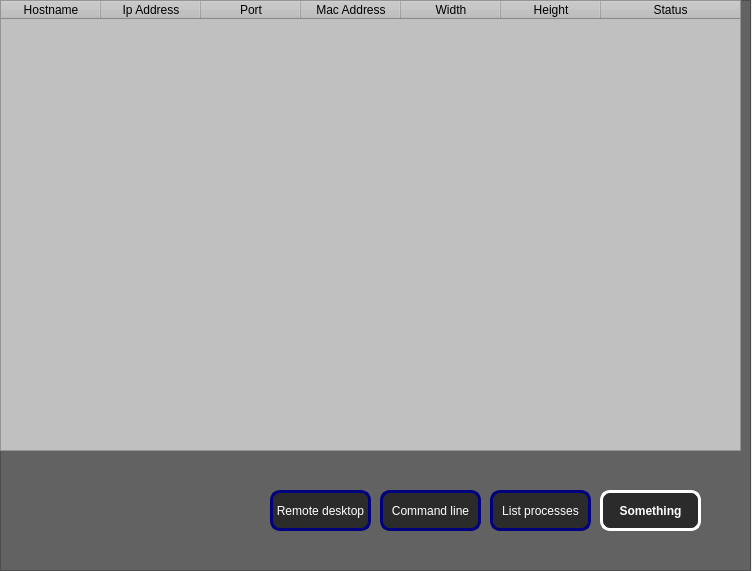
Above: RAT_FinalProject/Server/UI/MainWindow.ui from dnTTT/FinalProject before the change. Below: the same form after it.
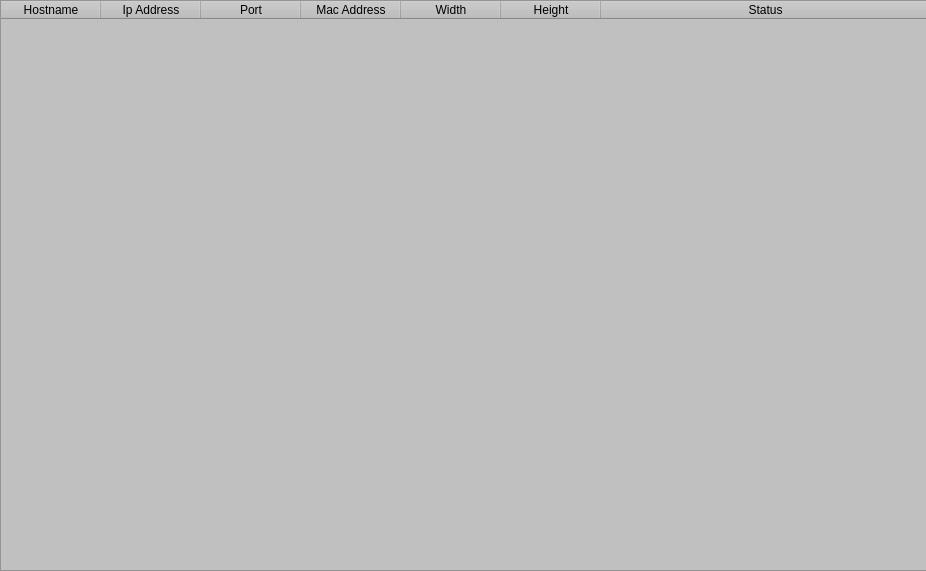
That is the form after the change.

Commit message: remote explorer working

Patch:
```diff
--- a/RAT_FinalProject/Server/UI/MainWindow.ui
+++ b/RAT_FinalProject/Server/UI/MainWindow.ui
@@ -6,7 +6,7 @@
    <rect>
     <x>0</x>
     <y>0</y>
-    <width>752</width>
+    <width>926</width>
     <height>571</height>
    </rect>
   </property>
@@ -19,7 +19,7 @@
      <rect>
       <x>0</x>
       <y>0</y>
-      <width>751</width>
+      <width>931</width>
       <height>571</height>
      </rect>
     </property>
@@ -38,38 +38,13 @@
     <property name="frameShadow">
      <enum>QFrame::Raised</enum>
     </property>
-    <widget class="QPushButton" name="pushButton">
-     <property name="geometry">
-      <rect>
-       <x>270</x>
-       <y>490</y>
-       <width>101</width>
-       <height>41</height>
-      </rect>
-     </property>
-     <property name="cursor">
-      <cursorShape>PointingHandCursor</cursorShape>
-     </property>
-     <property name="styleSheet">
-      <string notr="true">background-color: rgb(43, 43, 43);
-color: rgb(255, 255, 255);
-
-border-style: solid;
-border-color: rgb(0, 0, 127);
-border-width: 3px;
-border-radius: 10px;</string>
-     </property>
-     <property name="text">
-      <string>Remote desktop</string>
-     </property>
-    </widget>
     <widget class="QTableWidget" name="computerInfoList">
      <property name="geometry">
       <rect>
        <x>0</x>
        <y>0</y>
-       <width>741</width>
-       <height>451</height>
+       <width>931</width>
+       <height>571</height>
       </rect>
      </property>
      <property name="minimumSize">
@@ -164,89 +139,6 @@
       </property>
      </column>
     </widget>
-    <widget class="QPushButton" name="pushButton_2">
-     <property name="geometry">
-      <rect>
-       <x>380</x>
-       <y>490</y>
-       <width>101</width>
-       <height>41</height>
-      </rect>
-     </property>
-     <property name="cursor">
-      <cursorShape>PointingHandCursor</cursorShape>
-     </property>
-     <property name="styleSheet">
-      <string notr="true">background-color: rgb(43, 43, 43);
-color: rgb(255, 255, 255);
-
-border-style: solid;
-border-color: rgb(0, 0, 127);
-border-width: 3px;
-border-radius: 10px;</string>
-     </property>
-     <property name="text">
-      <string>Command line</string>
-     </property>
-    </widget>
-    <widget class="QPushButton" name="pushButton_3">
-     <property name="geometry">
-      <rect>
-       <x>490</x>
-       <y>490</y>
-       <width>101</width>
-       <height>41</height>
-      </rect>
-     </property>
-     <property name="cursor">
-      <cursorShape>PointingHandCursor</cursorShape>
-     </property>
-     <property name="styleSheet">
-      <string notr="true">background-color: rgb(43, 43, 43);
-color: rgb(255, 255, 255);
-
-border-style: solid;
-border-color: rgb(0, 0, 127);
-border-width: 3px;
-border-radius: 10px;</string>
-     </property>
-     <property name="text">
-      <string>List processes</string>
-     </property>
-    </widget>
-    <widget class="QPushButton" name="pushButton_4">
-     <property name="geometry">
-      <rect>
-       <x>600</x>
-       <y>490</y>
-       <width>101</width>
-       <height>41</height>
-      </rect>
-     </property>
-     <property name="font">
-      <font>
-       <weight>75</weight>
-       <bold>true</bold>
-      </font>
-     </property>
-     <property name="cursor">
-      <cursorShape>PointingHandCursor</cursorShape>
-     </property>
-     <property name="styleSheet">
-      <string notr="true">background-color: rgb(43, 43, 43);
-color: rgb(255, 255, 255);
-
-border-style: solid;
-gridline-color: rgb(85, 170, 0);
-border-width: 3px;
-border-radius: 10px;
-
-selection-color: rgb(0, 255, 0);</string>
-     </property>
-     <property name="text">
-      <string>Something</string>
-     </property>
-    </widget>
    </widget>
   </widget>
  </widget>
```
The commit also changes 31 other files.
